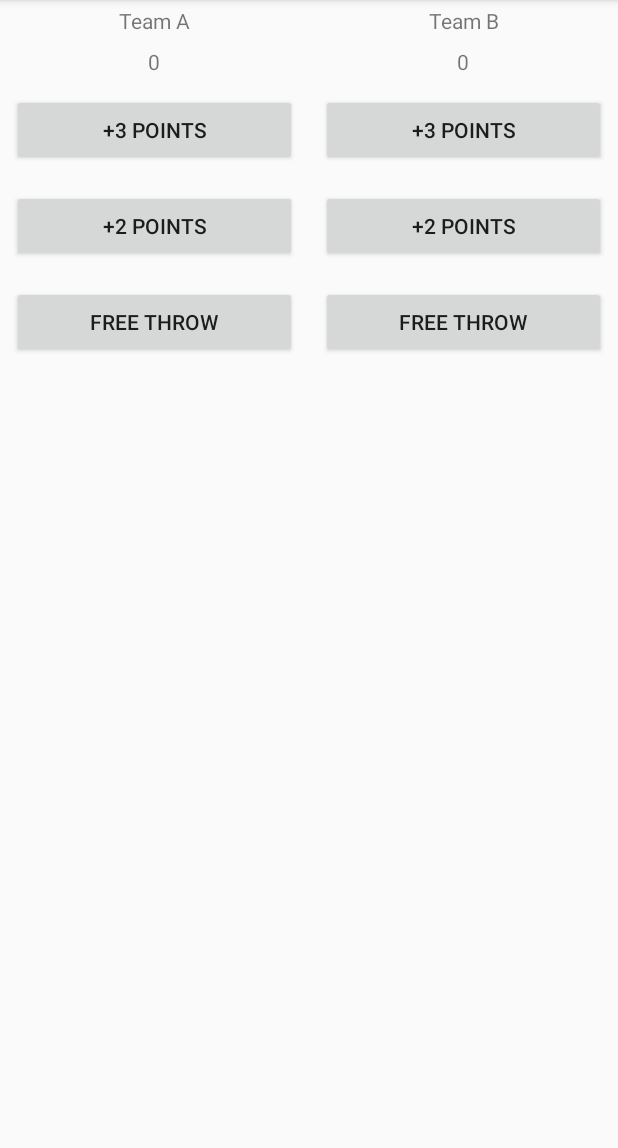
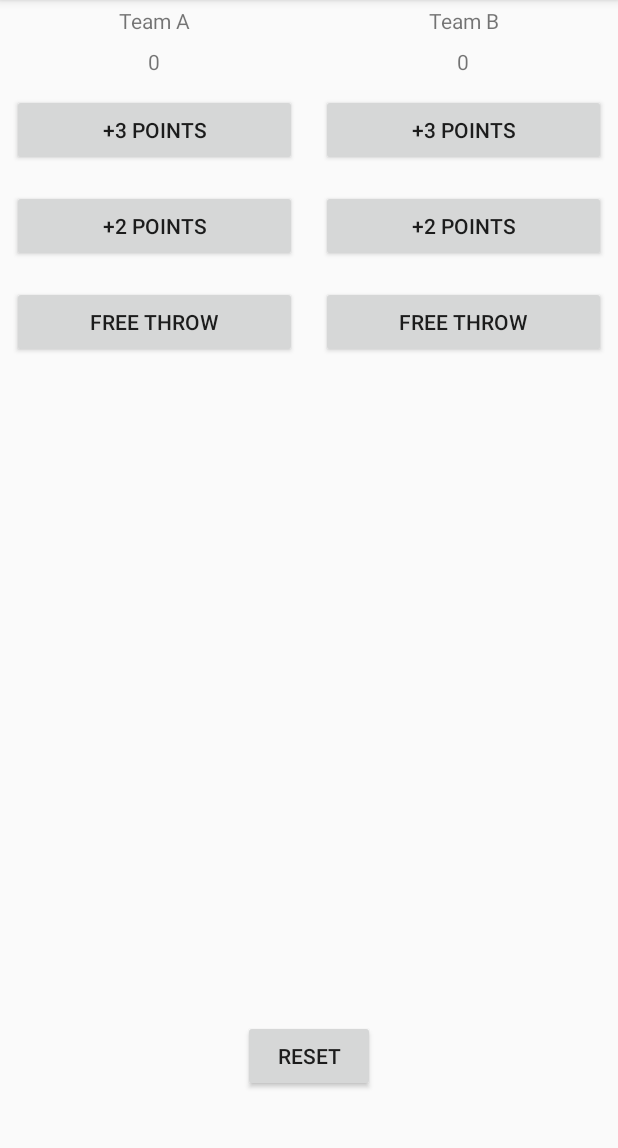
Before and after one commit to creatorAndDev/courcounter, an Android app: the screen it shows after launch (MainActivity), on a phone screen of 412 x 824 dp, the part 84-1232 px from its top. Run offline under Robolectric (Android 15) with nearby library versions, the phone set to English and light mode, and no system bars.

Commit message:
added button reset

```diff
--- a/app/src/main/java/yuri/kl/com/ua/courtcounter/MainActivity.java
+++ b/app/src/main/java/yuri/kl/com/ua/courtcounter/MainActivity.java
@@ -90,6 +90,18 @@ public class MainActivity extends AppCompatActivity {
 
         displayForTeamB(scoreTeamB);
     }
+
+    /**
+     *Display the score on click free
+     * submit Free
+     * team B
+     * */
+    public void addFreeForTeamB(View view) {
+        final int POINTS_FOR_FREE_THROW = 1;
+        scoreTeamB = scoreTeamB + POINTS_FOR_FREE_THROW;
+
+        displayForTeamB(scoreTeamB);
+    }
 //-------
     /**
      * Displays the given score for Team A.
--- a/app/src/main/res/layout/activity_main.xml
+++ b/app/src/main/res/layout/activity_main.xml
@@ -1,9 +1,15 @@
 <LinearLayout xmlns:android="http://schemas.android.com/apk/res/android"
     xmlns:tools="http://schemas.android.com/tools"
-    android:orientation="horizontal"
+    android:orientation="vertical"
     android:layout_width="match_parent"
     android:layout_height="match_parent">
 
+    <LinearLayout
+        android:layout_width="match_parent"
+        android:layout_height="match_parent"
+        android:layout_weight="1"
+        android:orientation="horizontal"
+        tools:context=".MainActivity">
         <!--Team a-->
         <LinearLayout
             android:layout_weight="1"
@@ -47,7 +53,6 @@
                 android:text="Free throw"
                 android:onClick="addFreeForTeamA" />
         </LinearLayout>
-
         <!--Team b-->
         <LinearLayout
             android:layout_weight="1"
@@ -91,5 +96,20 @@
                 android:text="Free throw"
                 android:onClick="addFreeForTeamB" />
         </LinearLayout>
+    </LinearLayout>
 
+    <LinearLayout
+        android:layout_width="match_parent"
+        android:layout_height="match_parent"
+        android:layout_weight="5"
+        android:orientation="horizontal"
+        android:gravity="center"
+        tools:context=".MainActivity">
+        <Button
+            android:layout_width="wrap_content"
+            android:layout_height="wrap_content"
+            android:layout_margin="8dp"
+            android:text="Reset"
+            android:onClick="resetButton" />
     </LinearLayout>
+</LinearLayout>
```
Lines whose indentation alone changed are shown as unchanged.
